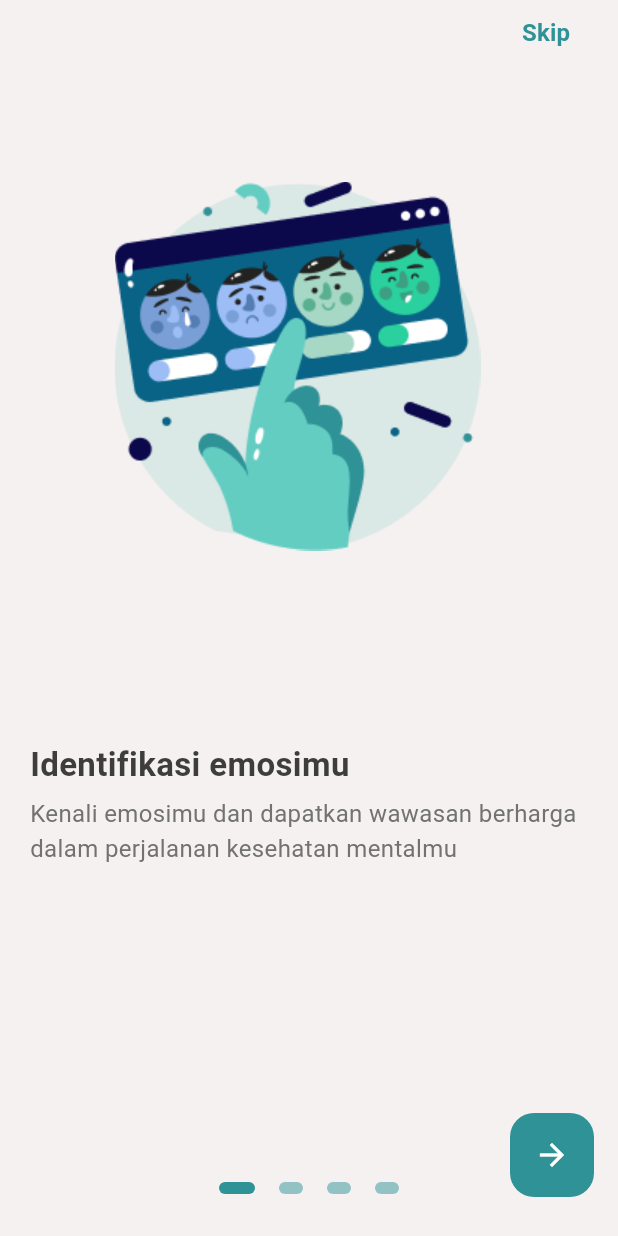
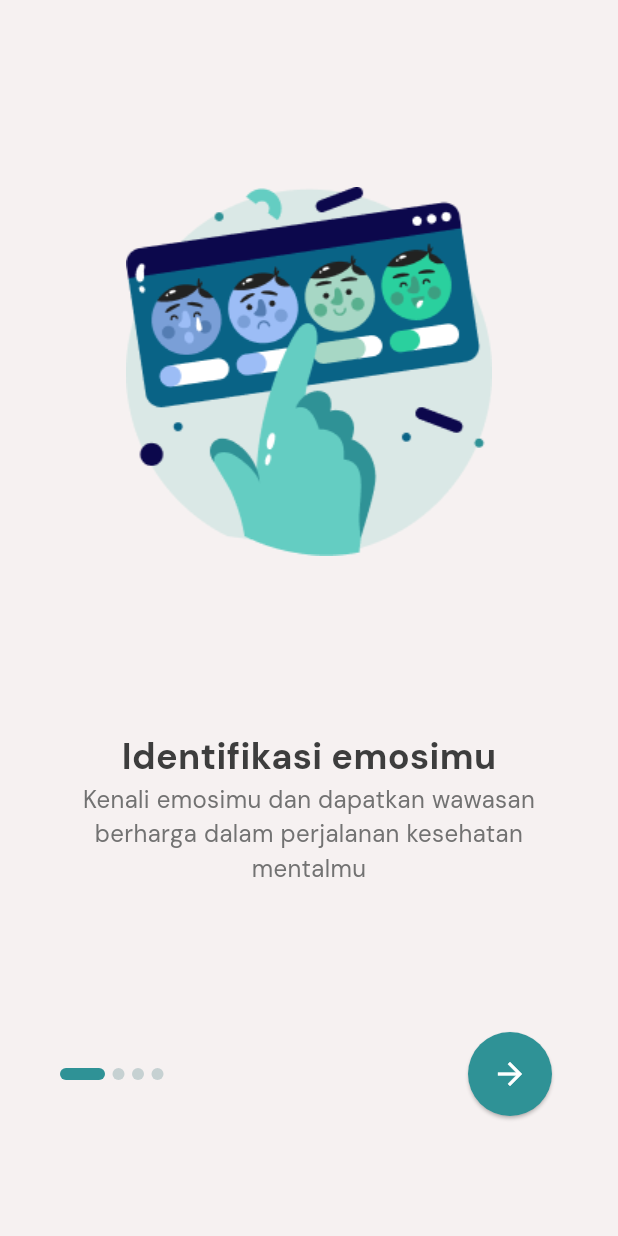
Before and after one commit to Kalma-Project/Kalma-Mobile, a Flutter app: the screen it shows after launch, on a phone screen of 412 x 824 dp. Run offline on Flutter 3.47's test engine with Material 3 defaults, Android fonts, the light colour scheme and no system bars; drawn by our look-alikes of flutter_onboarding_slider; our stand-ins replace google_fonts; Roboto replaces fonts that are missing (DMSans).

Commit message:
Onboarding Page DONE

```diff
--- /dev/null
+++ b/lib/general/onboarding/data/data.dart
@@ -0,0 +1,36 @@
+import 'package:flutter/material.dart';
+
+class OnboardingContent {
+  String image;
+  String title;
+  String description;
+
+  OnboardingContent({required this.image, required this.title, required this.description});
+}
+
+List<OnboardingContent> contents = [
+  OnboardingContent(
+    title: 'Identifikasi emosimu',
+    image: 'images/onboarding_1.png',
+    description:
+        'Kenali emosimu dan dapatkan wawasan berharga dalam perjalanan kesehatan mentalmu',
+  ),
+  OnboardingContent(
+    title: 'Bebas ekspresikan dirimu',
+    image: 'images/onboarding_2.png',
+    description:
+    'Abadikan pengalaman harianmu, tetapkan tujuan, dan kembangkan self-awareness kamu lewat jurnal',
+  ),
+  OnboardingContent(
+    title: 'Temukan kedamaian',
+    image: 'images/onboarding_3.png',
+    description:
+    'Jelajahi latihan pernapasan yang disesuaikan untuk mengurangi stres dan meningkatkan relaksasi',
+  ),
+  OnboardingContent(
+    title: 'Rasakan ketenangan melodi',
+    image: 'images/onboarding_4.png',
+    description:
+    'Tingkatkan latihan meditasi, kurangi kecemasan, dan rasakan relaksasi mendalam melalui keajaiban musik',
+  ),
+];
--- a/lib/general/onboarding/screen/onboarding_page.dart
+++ b/lib/general/onboarding/screen/onboarding_page.dart
@@ -1,228 +1,145 @@
-import 'package:flutter_onboarding_slider/flutter_onboarding_slider.dart';
-import 'package:flutter/cupertino.dart';
+import 'package:flutter/material.dart';
 import 'package:flutter_ta/general/login/screen/login_screen.dart';
+import 'package:flutter_ta/general/onboarding/data/data.dart';
+import 'package:google_fonts/google_fonts.dart';
 
-const Color bDarkBlueColor = Color(0xFFF6F1F1);
-const Color fBlackColor = Color(0xFF3D3D3D);
-const Color fGreyColor = Color(0xFF727272);
-const Color bGreenColor = Color(0xFF2F9296);
-const Color backgroundColor = Color(0xFFF6F1F1);
-
-class Onboarding extends StatelessWidget {
+class Onboarding extends StatefulWidget {
   const Onboarding({super.key});
 
   @override
+  State<Onboarding> createState() => _OnboardingState();
+}
+
+class _OnboardingState extends State<Onboarding> {
+  int currentIndex = 0;
+  final PageController _controller = PageController(initialPage: 0);
+
+  @override
+  void initState() {
+    super.initState();
+  }
+
+  @override
+  void dispose() {
+    _controller.dispose();
+    super.dispose();
+  }
+
+  @override
   Widget build(BuildContext context) {
-    return OnBoardingSlider(
-      finishButtonText: 'Register',
-      onFinish: () {
-        Navigator.push(
-          context,
-          CupertinoPageRoute(
-            builder: (context) => const LoginScreen(),
+    return Scaffold(
+      backgroundColor: const Color(0xFFF6F1F1),
+      body: Container(
+        margin: const EdgeInsets.only(
+          bottom: 80,
+          right: 40,
+          left: 40,
+        ),
+        child: Column(
+          children: [
+            Expanded(
+              child: PageView.builder(
+                controller: _controller,
+                itemCount: contents.length,
+                onPageChanged: (int index) {
+                  setState(() {
+                    currentIndex = index;
+                  });
+                },
+                itemBuilder: (_, i) {
+                  return Center(
+                    child: Column(
+                      mainAxisSize: MainAxisSize.min,
+                      children: [
+                        Image.asset(
+                          contents[i].image,
+                          height: 300,
+                        ),
+                        const SizedBox(
+                          height: 90,
+                        ),
+                        Text(
+                          contents[i].title,
+                          style: GoogleFonts.dmSans(
+                            color: const Color(0xFF3D3D3D),
+                            fontWeight: FontWeight.bold,
+                            fontSize: 24,
+                          ),
+                          textAlign: TextAlign.start,
+                        ),
+                        Text(
+                          contents[i].description,
+                          style: GoogleFonts.dmSans(
+                            color: const Color(0xFF727272),
+                            fontWeight: FontWeight.normal,
+                            fontSize: 16,
+                          ),
+                          textAlign: TextAlign.center,
+                        ),
+                      ],
                     ),
                   );
                 },
-      finishButtonStyle: const FinishButtonStyle(
-        backgroundColor: bGreenColor,
-      ),
-      skipTextButton: const Text(
-        'Skip',
-        style: TextStyle(
-          fontSize: 16,
-          color: bGreenColor,
-          fontWeight: FontWeight.w600,
               ),
             ),
-      trailing: const Text(
-        'Login',
-        style: TextStyle(
-          fontSize: 16,
-          color: bGreenColor,
-          fontWeight: FontWeight.w600,
+            Row(
+              mainAxisAlignment: MainAxisAlignment.spaceBetween,
+              children: [
+                Row(
+                  mainAxisAlignment: MainAxisAlignment.center,
+                  children: List.generate(
+                    contents.length,
+                    (index) => buildDot(index),
                   ),
                 ),
-      trailingFunction: () {
+                Column(
+                  children: [
+                    ElevatedButton(
+                      onPressed: () {
+                        if (currentIndex == contents.length - 1) {
                           Navigator.push(
                             context,
-          CupertinoPageRoute(
-            builder: (context) => const LoginScreen(),
+                            MaterialPageRoute(
+                              builder: (_) => const LoginScreen(),
                             ),
                           );
+                        }
+                        _controller.nextPage(
+                            duration: const Duration(milliseconds: 100),
+                            curve: Curves.bounceIn);
                       },
-      controllerColor: bGreenColor,
-      totalPage: 4,
-      headerBackgroundColor: backgroundColor,
-      pageBackgroundColor: backgroundColor,
-      background: [
-        Image.asset(
-          'images/onboarding_1.png',
-          height: 400,
+                      style: ElevatedButton.styleFrom(
+                        shape: const CircleBorder(),
+                        padding: const EdgeInsets.all(16),
+                        backgroundColor: const Color(0xFF2F9296),
                       ),
-        Image.asset(
-          'images/onboarding_2.png',
-          height: 400,
-        ),
-        Image.asset(
-          'images/onboarding_3.png',
-          height: 400,
-        ),
-        Image.asset(
-          'images/onboarding_4.png',
-          height: 400,
-        ),
-      ],
-      speed: 1.0,
-      pageBodies: [
-        Container(
-          alignment: Alignment.center,
-          width: MediaQuery.of(context).size.width,
-          padding: const EdgeInsets.symmetric(horizontal: 20),
-          child: const Column(
-            mainAxisAlignment: MainAxisAlignment.start,
-            crossAxisAlignment: CrossAxisAlignment.start,
-            children: <Widget>[
-              SizedBox(
-                height: 450,
-              ),
-              Text(
-                'Identifikasi emosimu',
-                textAlign: TextAlign.start,
-                style: TextStyle(
-                  fontFamily: 'DMSans',
-                  color: fBlackColor,
-                  fontSize: 22.0,
-                  fontWeight: FontWeight.bold,
-                ),
-              ),
-              SizedBox(
-                height: 6,
-              ),
-              Text(
-                'Kenali emosimu dan dapatkan wawasan berharga dalam perjalanan kesehatan mentalmu',
-                textAlign: TextAlign.left,
-                style: TextStyle(
-                  fontFamily: 'DMSans',
-                  color: fGreyColor,
-                  fontSize: 16.0,
-                  fontWeight: FontWeight.normal,
+                      child: const Icon(
+                        Icons.arrow_forward,
+                        color: Colors.white,
+                        size: 24,
                       ),
                     ),
                   ],
                 ),
-        ),
-        Container(
-          alignment: Alignment.center,
-          width: MediaQuery.of(context).size.width,
-          padding: const EdgeInsets.symmetric(horizontal: 20),
-          child: const Column(
-            mainAxisAlignment: MainAxisAlignment.start,
-            crossAxisAlignment: CrossAxisAlignment.start,
-            children: <Widget>[
-              SizedBox(
-                height: 450,
-              ),
-              Text(
-                'Bebas ekspresikan dirimu',
-                textAlign: TextAlign.start,
-                style: TextStyle(
-                  fontFamily: 'DMSans',
-                  color: fBlackColor,
-                  fontSize: 22.0,
-                  fontWeight: FontWeight.bold,
-                ),
-              ),
-              SizedBox(
-                height: 6,
-              ),
-              Text(
-                'Abadikan pengalaman harianmu, tetapkan tujuan, dan kembangkan self-awareness kamu lewat jurnal',
-                textAlign: TextAlign.left,
-                style: TextStyle(
-                  fontFamily: 'DMSans',
-                  color: fGreyColor,
-                  fontSize: 16.0,
-                  fontWeight: FontWeight.normal,
-                ),
+              ],
             ),
           ],
         ),
       ),
-        Container(
-          alignment: Alignment.center,
-          width: MediaQuery.of(context).size.width,
-          padding: const EdgeInsets.symmetric(horizontal: 20),
-          child: const Column(
-            mainAxisAlignment: MainAxisAlignment.start,
-            crossAxisAlignment: CrossAxisAlignment.start,
-            children: <Widget>[
-              SizedBox(
-                height: 450,
+    );
+  }
+
+  Container buildDot(int index) {
+    return Container(
+      height: 8,
+      width: currentIndex == index ? 30 : 8,
+      margin: const EdgeInsets.only(right: 5),
+      decoration: BoxDecoration(
+        borderRadius: BorderRadius.circular(20),
+        color: currentIndex == index
+            ? const Color(0xFF2F9296)
+            : const Color(0xFFC6D1D2),
       ),
-              Text(
-                'Temukan kedamaian',
-                textAlign: TextAlign.start,
-                style: TextStyle(
-                  fontFamily: 'DMSans',
-                  color: fBlackColor,
-                  fontSize: 22.0,
-                  fontWeight: FontWeight.bold,
-                ),
-              ),
-              SizedBox(
-                height: 6,
-              ),
-              Text(
-                'Jelajahi latihan pernapasan yang disesuaikan untuk mengurangi stres dan meningkatkan relaksasi',
-                textAlign: TextAlign.left,
-                style: TextStyle(
-                  fontFamily: 'DMSans',
-                  color: fGreyColor,
-                  fontSize: 16.0,
-                  fontWeight: FontWeight.normal,
-                ),
-              ),
-            ],
-          ),
-        ),
-        Container(
-          alignment: Alignment.center,
-          width: MediaQuery.of(context).size.width,
-          padding: const EdgeInsets.symmetric(horizontal: 20),
-          child: const Column(
-            mainAxisAlignment: MainAxisAlignment.start,
-            crossAxisAlignment: CrossAxisAlignment.start,
-            children: <Widget>[
-              SizedBox(
-                height: 450,
-              ),
-              Text(
-                'Rasakan ketenangan melodi',
-                textAlign: TextAlign.start,
-                style: TextStyle(
-                  fontFamily: 'DMSans',
-                  color: fBlackColor,
-                  fontSize: 22.0,
-                  fontWeight: FontWeight.bold,
-                ),
-              ),
-              SizedBox(
-                height: 6,
-              ),
-              Text(
-                'Tingkatkan latihan meditasi, kurangi kecemasan, dan rasakan relaksasi mendalam melalui keajaiban musik',
-                textAlign: TextAlign.left,
-                style: TextStyle(
-                  fontFamily: 'DMSans',
-                  color: fGreyColor,
-                  fontSize: 16.0,
-                  fontWeight: FontWeight.normal,
-                ),
-              ),
-            ],
-          ),
-        ),
-      ],
     );
   }
 }
--- a/pubspec.yaml
+++ b/pubspec.yaml
@@ -11,6 +11,7 @@ dependencies:
   cupertino_icons: ^1.0.6
   animated_splash_screen: ^1.3.0
   page_transition: ^2.1.0
+  google_fonts: ^6.2.0
 
 dev_dependencies:
   flutter_test:
```
Also changed, not shown: pubspec.lock, 1 other file. Lines whose indentation alone changed are shown as unchanged.
